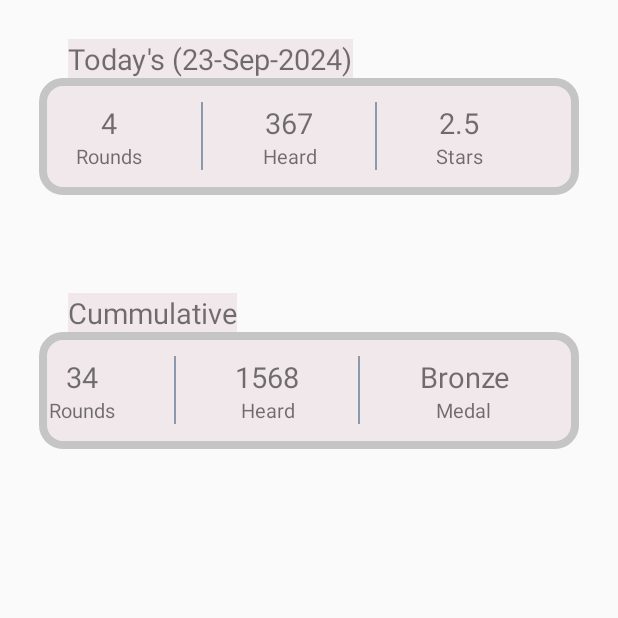
After one commit to folkwhitefieldappdevelopment/chantingworkingapp, an Android app: the fragment HomePageProgressCardFragment shown on its own in the app's theme, on a phone screen of 412 x 824 dp, the top half of it. The commit adds this screen. Run offline under Robolectric (Android 15) with nearby library versions, the phone set to English and light mode, and no system bars; our stand-ins replace sdp/ssp sizes.

Commit message:
Pushing some bug fixes and new home page layout - Initial commit

```diff
--- a/app/src/main/java/com/iskcon/folk/app/chantandhear/dao/ChantingDataDao.java
+++ b/app/src/main/java/com/iskcon/folk/app/chantandhear/dao/ChantingDataDao.java
@@ -85,7 +85,7 @@ public class ChantingDataDao {
                 .child(userId)
                 .child(CHILD_ROUND_DATA)
                 .child(this.getCurrentDateAsString(date))
-                .addValueEventListener(valueEventListener);
+                .addListenerForSingleValueEvent(valueEventListener);
 
         return roundDataEntities;
     }
--- /dev/null
+++ b/app/src/main/java/com/iskcon/folk/app/chantandhear/homepage/HomePageProgressCardFragment.java
@@ -0,0 +1,20 @@
+package com.iskcon.folk.app.chantandhear.homepage;
+
+import android.os.Bundle;
+import android.view.LayoutInflater;
+import android.view.View;
+import android.view.ViewGroup;
+
+import androidx.annotation.NonNull;
+import androidx.annotation.Nullable;
+import androidx.fragment.app.Fragment;
+
+import com.iskcon.folk.app.chantandhear.R;
+
+public class HomePageProgressCardFragment extends Fragment {
+    @Nullable
+    @Override
+    public View onCreateView(@NonNull LayoutInflater inflater, @Nullable ViewGroup container, @Nullable Bundle savedInstanceState) {
+        return inflater.inflate(R.layout.home_page_progress_card_fragment, container, false);
+    }
+}
--- /dev/null
+++ b/app/src/main/res/drawable/baseline_face_24.xml
@@ -0,0 +1,5 @@
+<vector xmlns:android="http://schemas.android.com/apk/res/android" android:height="24dp" android:tint="#F2F2F2" android:viewportHeight="24" android:viewportWidth="24" android:width="24dp">
+
+    <path android:fillColor="@android:color/white" android:pathData="M9,11.75c-0.69,0 -1.25,0.56 -1.25,1.25s0.56,1.25 1.25,1.25 1.25,-0.56 1.25,-1.25 -0.56,-1.25 -1.25,-1.25zM15,11.75c-0.69,0 -1.25,0.56 -1.25,1.25s0.56,1.25 1.25,1.25 1.25,-0.56 1.25,-1.25 -0.56,-1.25 -1.25,-1.25zM12,2C6.48,2 2,6.48 2,12s4.48,10 10,10 10,-4.48 10,-10S17.52,2 12,2zM12,20c-4.41,0 -8,-3.59 -8,-8 0,-0.29 0.02,-0.58 0.05,-0.86 2.36,-1.05 4.23,-2.98 5.21,-5.37C11.07,8.33 14.05,10 17.42,10c0.78,0 1.53,-0.09 2.25,-0.26 0.21,0.71 0.33,1.47 0.33,2.26 0,4.41 -3.59,8 -8,8z"/>
+
+</vector>
--- /dev/null
+++ b/app/src/main/res/drawable/home_page_todays_progress_bg.xml
@@ -0,0 +1,23 @@
+<ripple xmlns:android="http://schemas.android.com/apk/res/android"
+    android:color="#88FFFFFF"> <!-- Ripple color :: WHITE -->
+    <item>
+        <shape>
+            <gradient
+                android:angle="45"
+                android:endColor="#ffF1E8EB"
+                android:startColor="#ffF1E8EB"
+                android:type="linear" />
+            <corners android:radius="@dimen/_10sdp" />
+            <stroke
+                android:width="5dp"
+                android:color="#c5c5c5" />
+        </shape>
+    </item>
+    <!-- Make sure the ripple doesn't exceed the bounds -->
+    <item android:id="@android:id/mask">
+        <shape android:shape="rectangle">
+            <solid android:color="?android:colorAccent" />
+            <corners android:radius="50dp" />
+        </shape>
+    </item>
+</ripple>
--- /dev/null
+++ b/app/src/main/res/layout/home_page_progress_card_fragment.xml
@@ -0,0 +1,218 @@
+<FrameLayout xmlns:android="http://schemas.android.com/apk/res/android"
+    android:layout_width="match_parent"
+    android:layout_height="match_parent"
+    android:layout_gravity="center">
+
+    <LinearLayout
+        android:layout_width="match_parent"
+        android:layout_height="match_parent"
+        android:layout_marginStart="@dimen/_20sdp"
+        android:layout_marginTop="@dimen/_20sdp"
+        android:layout_marginEnd="@dimen/_20sdp"
+        android:gravity="top"
+        android:orientation="vertical">
+
+        <TextView
+            android:layout_width="wrap_content"
+            android:layout_height="wrap_content"
+            android:layout_marginStart="@dimen/_15sdp"
+            android:background="@color/ch_light_color"
+            android:text="Today's (23-Sep-2024)"
+            android:textSize="@dimen/_15sdp" />
+
+        <LinearLayout
+            android:layout_width="match_parent"
+            android:layout_height="@dimen/_60sdp"
+            android:layout_gravity="top"
+            android:background="@drawable/home_page_todays_progress_bg"
+            android:gravity="center"
+            android:orientation="horizontal">
+
+            <LinearLayout
+                android:layout_width="wrap_content"
+                android:layout_height="wrap_content"
+                android:layout_marginEnd="@dimen/_30sdp"
+                android:gravity="start"
+                android:orientation="vertical">
+
+                <TextView
+                    android:layout_width="wrap_content"
+                    android:layout_height="wrap_content"
+                    android:layout_gravity="center"
+                    android:text="4"
+                    android:textAlignment="center"
+                    android:textSize="@dimen/_15sdp" />
+
+                <TextView
+                    android:layout_width="wrap_content"
+                    android:layout_height="wrap_content"
+                    android:text="Rounds"
+                    android:textAlignment="center"
+                    android:textSize="@dimen/_10sdp" />
+            </LinearLayout>
+
+            <View
+                android:layout_width="1dp"
+                android:layout_height="@dimen/_35sdp"
+                android:background="@color/history_list_row_view_label_text" />
+
+            <LinearLayout
+                android:layout_width="wrap_content"
+                android:layout_height="wrap_content"
+                android:layout_gravity="center"
+                android:layout_marginStart="@dimen/_30sdp"
+                android:layout_marginEnd="@dimen/_30sdp"
+                android:gravity="center"
+                android:orientation="vertical">
+
+                <TextView
+                    android:layout_width="wrap_content"
+                    android:layout_height="wrap_content"
+                    android:layout_gravity="center"
+                    android:text="367"
+                    android:textAlignment="center"
+                    android:textSize="@dimen/_15sdp" />
+
+                <TextView
+                    android:layout_width="wrap_content"
+                    android:layout_height="wrap_content"
+                    android:text="Heard"
+                    android:textAlignment="center"
+                    android:textSize="@dimen/_10sdp" />
+            </LinearLayout>
+
+            <View
+                android:layout_width="1dp"
+                android:layout_height="@dimen/_35sdp"
+                android:background="@color/history_list_row_view_label_text" />
+
+            <LinearLayout
+                android:layout_width="wrap_content"
+                android:layout_height="wrap_content"
+                android:layout_marginStart="@dimen/_30sdp"
+                android:layout_marginEnd="@dimen/_30sdp"
+                android:gravity="start"
+                android:orientation="vertical">
+
+                <TextView
+                    android:layout_width="wrap_content"
+                    android:layout_height="wrap_content"
+                    android:layout_gravity="center"
+                    android:text="2.5"
+                    android:textAlignment="center"
+                    android:textSize="@dimen/_15sdp" />
+
+                <TextView
+                    android:layout_width="wrap_content"
+                    android:layout_height="wrap_content"
+                    android:text="Stars"
+                    android:textAlignment="center"
+                    android:textSize="@dimen/_10sdp" />
+            </LinearLayout>
+        </LinearLayout>
+
+        <TextView
+            android:layout_width="wrap_content"
+            android:layout_height="wrap_content"
+            android:layout_marginStart="@dimen/_15sdp"
+            android:layout_marginTop="@dimen/_50sdp"
+            android:background="@color/ch_light_color"
+            android:text="Cummulative"
+            android:textSize="@dimen/_15sdp" />
+
+        <LinearLayout
+            android:layout_width="match_parent"
+            android:layout_height="@dimen/_60sdp"
+            android:layout_gravity="top"
+
+            android:background="@drawable/home_page_todays_progress_bg"
+            android:gravity="center"
+            android:orientation="horizontal">
+
+
+            <LinearLayout
+                android:layout_width="wrap_content"
+                android:layout_height="wrap_content"
+                android:layout_marginEnd="@dimen/_30sdp"
+                android:gravity="start"
+                android:orientation="vertical">
+
+                <TextView
+                    android:layout_width="wrap_content"
+                    android:layout_height="wrap_content"
+                    android:layout_gravity="center"
+                    android:text="34"
+                    android:textAlignment="center"
+                    android:textSize="@dimen/_15sdp" />
+
+                <TextView
+                    android:layout_width="wrap_content"
+                    android:layout_height="wrap_content"
+                    android:text="Rounds"
+                    android:textAlignment="center"
+                    android:textSize="@dimen/_10sdp" />
+            </LinearLayout>
+
+            <View
+                android:layout_width="1dp"
+                android:layout_height="@dimen/_35sdp"
+                android:background="@color/history_list_row_view_label_text" />
+
+            <LinearLayout
+                android:layout_width="wrap_content"
+                android:layout_height="wrap_content"
+                android:layout_gravity="center"
+                android:layout_marginStart="@dimen/_30sdp"
+                android:layout_marginEnd="@dimen/_30sdp"
+                android:gravity="center"
+                android:orientation="vertical">
+
+                <TextView
+                    android:layout_width="wrap_content"
+                    android:layout_height="wrap_content"
+                    android:layout_gravity="center"
+                    android:text="1568"
+                    android:textAlignment="center"
+                    android:textSize="@dimen/_15sdp" />
+
+                <TextView
+                    android:layout_width="wrap_content"
+                    android:layout_height="wrap_content"
+                    android:text="Heard"
+                    android:textAlignment="center"
+                    android:textSize="@dimen/_10sdp" />
+            </LinearLayout>
+
+            <View
+                android:layout_width="1dp"
+                android:layout_height="@dimen/_35sdp"
+                android:background="@color/history_list_row_view_label_text" />
+
+            <LinearLayout
+                android:layout_width="wrap_content"
+                android:layout_height="wrap_content"
+                android:layout_marginStart="@dimen/_30sdp"
+                android:layout_marginEnd="@dimen/_30sdp"
+                android:gravity="start"
+                android:orientation="vertical">
+
+                <TextView
+                    android:layout_width="wrap_content"
+                    android:layout_height="wrap_content"
+                    android:layout_gravity="center"
+                    android:text="Bronze"
+                    android:textAlignment="center"
+                    android:textSize="@dimen/_15sdp" />
+
+                <TextView
+                    android:layout_width="wrap_content"
+                    android:layout_height="wrap_content"
+                    android:layout_gravity="center"
+                    android:gravity="center"
+                    android:text="Medal"
+                    android:textAlignment="center"
+                    android:textSize="@dimen/_10sdp" />
+            </LinearLayout>
+        </LinearLayout>
+    </LinearLayout>
+</FrameLayout>
```
Also changed, not shown: app/src/main/AndroidManifest.xml (+2 -6 lines), app/src/main/java/com/iskcon/folk/app/chantandhear/LevelSelectionActivity.java (+2 -5 lines), app/src/main/java/com/iskcon/folk/app/chantandhear/RegisterActivity.java (+9 -3 lines), app/src/main/java/com/iskcon/folk/app/chantandhear/homepage/HomePageActivity.java (added, +61 -0 lines), app/src/main/java/com/iskcon/folk/app/chantandhear/homepage/HomePageFragmentAdapter.java (added, +33 -0 lines), app/src/main/java/com/iskcon/folk/app/chantandhear/homepage/HomePageLevelSelectionFragment.java (added, +90 -0 lines), app/src/main/res/layout/home_page_layout.xml (added, +87 -0 lines), app/src/main/res/layout/level_selection.xml (+9 -44 lines), app/src/main/res/drawable/user_profile_pic.jpg (added).
